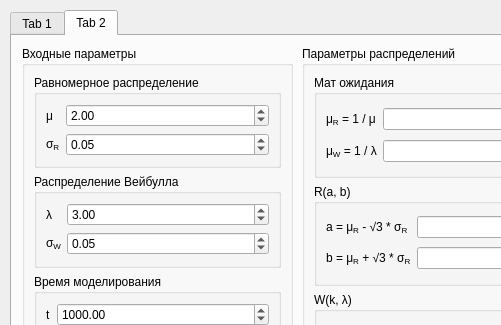
The window that lab01/mainwindow.ui (wcdbmv/EP) describes before a commit, drawn with Qt 5; both pictures show x 0 to 501 and y 0 to 325 of the 1153 by 822 pixel window.
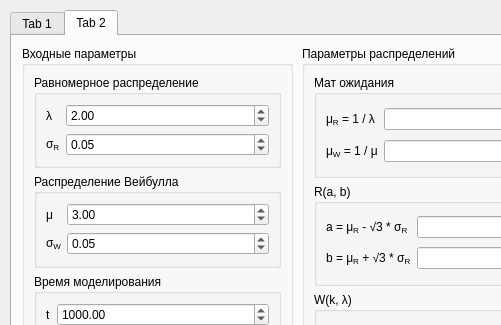
The same window after the commit. The open tabs and pages were chosen to show the change. Custom widgets are drawn as their Qt base class.

Patch:
```diff
--- a/lab01/mainwindow.ui
+++ b/lab01/mainwindow.ui
@@ -387,7 +387,7 @@
           <item row="0" column="0">
            <widget class="QLabel" name="inputIntensity2TextLabel">
             <property name="text">
-             <string>μ</string>
+             <string>λ</string>
             </property>
            </widget>
           </item>
@@ -430,7 +430,7 @@
           <item row="0" column="0">
            <widget class="QLabel" name="outputIntensity2TextLabel">
             <property name="text">
-             <string>λ</string>
+             <string>μ</string>
             </property>
            </widget>
           </item>
@@ -528,14 +528,14 @@
           <item row="0" column="0">
            <widget class="QLabel" name="uniformMean2TextLabel">
             <property name="text">
-             <string>μ&lt;sub&gt;R&lt;/sub&gt; = 1 / μ</string>
+             <string>μ&lt;sub&gt;R&lt;/sub&gt; = 1 / λ</string>
             </property>
            </widget>
           </item>
           <item row="1" column="0">
            <widget class="QLabel" name="weibullMean2TextLabel">
             <property name="text">
-             <string>μ&lt;sub&gt;W&lt;/sub&gt; = 1 / λ</string>
+             <string>μ&lt;sub&gt;W&lt;/sub&gt; = 1 / μ</string>
             </property>
            </widget>
           </item>
```
Left out of the diff: 2 changed lines with no effect on the pictures.
